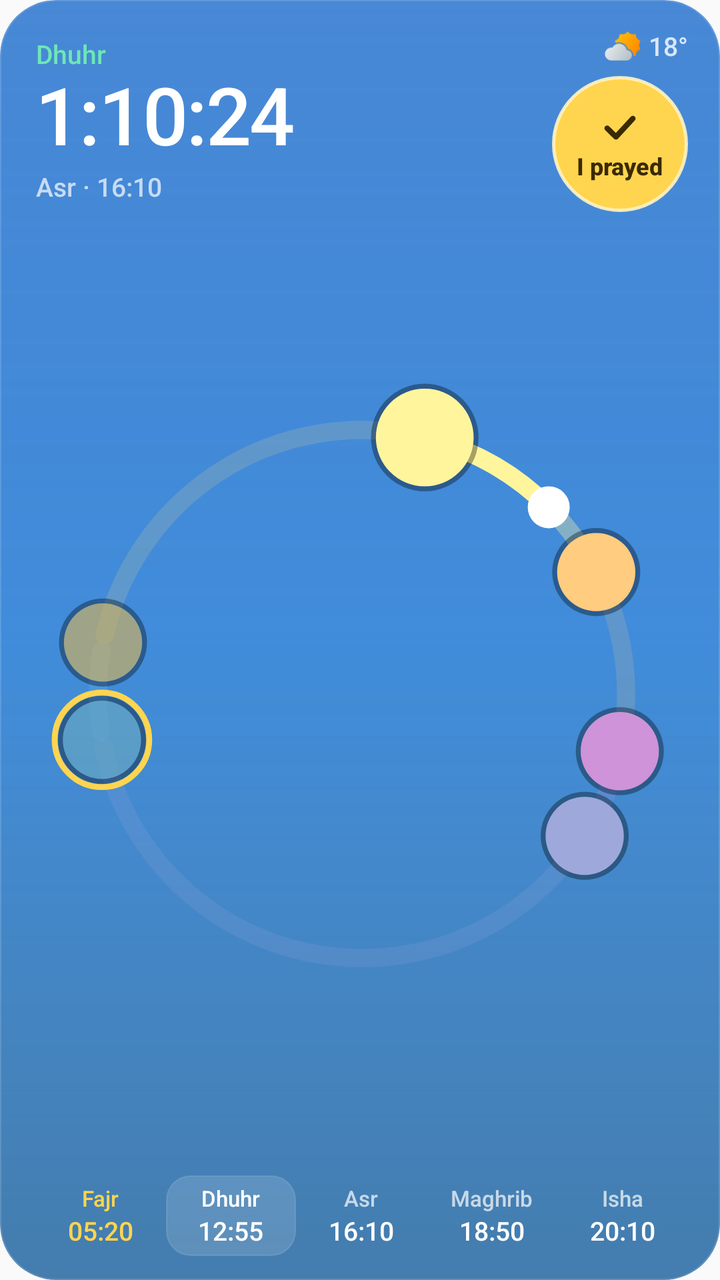
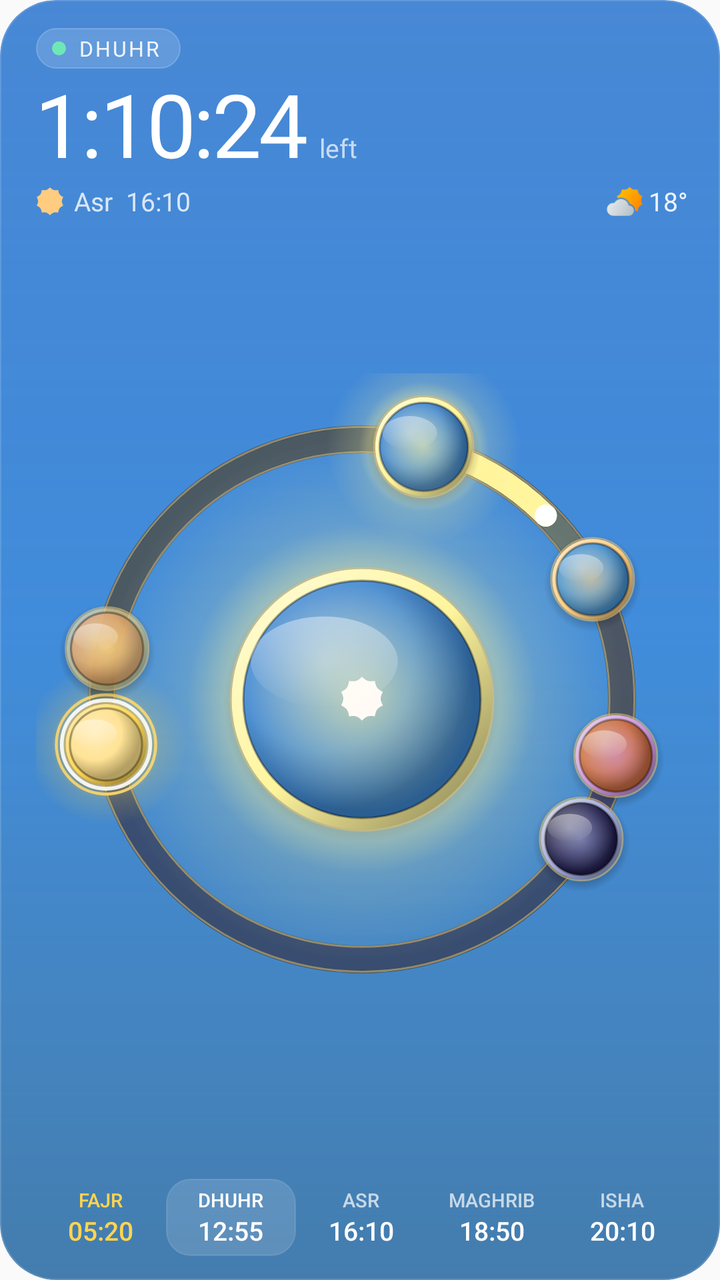

Compare the two renders of this Android layout. The source of the first and the diff that turns it into the second are given below.
<!-- AndroidManifest.xml: application theme Theme.Waktiva -->
<!-- res/layout/widget_my_day_preview.xml -->
<?xml version="1.0" encoding="utf-8"?>
<FrameLayout xmlns:android="http://schemas.android.com/apk/res/android"
    android:id="@android:id/background"
    android:layout_width="match_parent"
    android:layout_height="match_parent"
    android:background="@drawable/widget_preview_bg"
    android:clipToOutline="true">

    <ImageView
        android:layout_width="match_parent"
        android:layout_height="match_parent"
        android:scaleType="fitXY"
        android:src="@drawable/widget_sheen" />

    <LinearLayout
        android:layout_width="match_parent"
        android:layout_height="match_parent"
        android:orientation="vertical"
        android:paddingStart="18dp"
        android:paddingTop="14dp"
        android:paddingEnd="16dp"
        android:paddingBottom="12dp">

        <LinearLayout
            android:layout_width="match_parent"
            android:layout_height="wrap_content"
            android:gravity="center_vertical"
            android:orientation="horizontal">

            <include
                layout="@layout/widget_moment_preview"
                android:layout_width="0dp"
                android:layout_height="wrap_content"
                android:layout_weight="1" />

            <LinearLayout
                android:layout_width="wrap_content"
                android:layout_height="wrap_content"
                android:layout_marginStart="10dp"
                android:gravity="end"
                android:orientation="vertical">

                <LinearLayout
                    android:layout_width="wrap_content"
                    android:layout_height="wrap_content"
                    android:gravity="center_vertical"
                    android:orientation="horizontal">

                    <ImageView
                        android:layout_width="18dp"
                        android:layout_height="18dp"
                        android:layout_marginEnd="4dp"
                        android:src="@drawable/partly_cloudy_day" />

                    <TextView
                        android:layout_width="wrap_content"
                        android:layout_height="wrap_content"
                        android:fontFamily="sans-serif-medium"
                        android:text="18°"
                        android:textColor="#CCFFFFFF"
                        android:textSize="13sp" />
                </LinearLayout>

                <LinearLayout
                    android:layout_width="68dp"
                    android:layout_height="68dp"
                    android:layout_marginTop="6dp"
                    android:background="@drawable/widget_mark_button"
                    android:gravity="center"
                    android:orientation="vertical">

                    <ImageView
                        android:layout_width="22dp"
                        android:layout_height="22dp"
                        android:src="@drawable/ic_widget_check"
                        android:tint="#FF3B2A00" />

                    <TextView
                        android:layout_width="wrap_content"
                        android:layout_height="wrap_content"
                        android:fontFamily="sans-serif-medium"
                        android:maxLines="1"
                        android:text="@string/prayer_log_mark"
                        android:textColor="#FF3B2A00"
                        android:textSize="12sp"
                        android:textStyle="bold" />
                </LinearLayout>
            </LinearLayout>
        </LinearLayout>

        <ImageView
            android:layout_width="match_parent"
            android:layout_height="0dp"
            android:layout_marginTop="8dp"
            android:layout_marginBottom="8dp"
            android:layout_weight="1"
            android:scaleType="fitCenter"
            android:src="@drawable/widget_ring_preview" />

        <LinearLayout
            android:layout_width="match_parent"
            android:layout_height="wrap_content"
            android:orientation="horizontal">

            <LinearLayout
                android:layout_width="0dp"
                android:layout_height="wrap_content"
                android:layout_weight="1"
                android:gravity="center_horizontal"
                android:orientation="vertical"
                android:paddingTop="4dp"
                android:paddingBottom="4dp">

                <TextView
                    android:layout_width="wrap_content"
                    android:layout_height="wrap_content"
                    android:fontFamily="sans-serif-medium"
                    android:maxLines="1"
                    android:text="@string/prayer_fajr"
                    android:textColor="#FFFFD54F"
                    android:textSize="11sp" />

                <TextView
                    android:layout_width="wrap_content"
                    android:layout_height="wrap_content"
                    android:fontFamily="sans-serif-medium"
                    android:text="05:20"
                    android:textColor="#FFFFD54F"
                    android:textSize="13sp" />
            </LinearLayout>
            <LinearLayout
                android:layout_width="0dp"
                android:layout_height="wrap_content"
                android:layout_weight="1"
                android:background="@drawable/widget_cell_highlight"
                android:gravity="center_horizontal"
                android:orientation="vertical"
                android:paddingTop="4dp"
                android:paddingBottom="4dp">

                <TextView
                    android:layout_width="wrap_content"
                    android:layout_height="wrap_content"
                    android:fontFamily="sans-serif-medium"
                    android:maxLines="1"
                    android:text="@string/prayer_dhuhr"
                    android:textColor="#FFFFFFFF"
                    android:textSize="11sp" />

                <TextView
                    android:layout_width="wrap_content"
                    android:layout_height="wrap_content"
                    android:fontFamily="sans-serif-medium"
                    android:text="12:55"
                    android:textColor="#FFFFFFFF"
                    android:textSize="13sp" />
            </LinearLayout>
            <LinearLayout
                android:layout_width="0dp"
                android:layout_height="wrap_content"
                android:layout_weight="1"
                android:gravity="center_horizontal"
                android:orientation="vertical"
                android:paddingTop="4dp"
                android:paddingBottom="4dp">

                <TextView
                    android:layout_width="wrap_content"
                    android:layout_height="wrap_content"
                    android:fontFamily="sans-serif-medium"
                    android:maxLines="1"
                    android:text="@string/prayer_asr"
                    android:textColor="#B3FFFFFF"
                    android:textSize="11sp" />

                <TextView
                    android:layout_width="wrap_content"
                    android:layout_height="wrap_content"
                    android:fontFamily="sans-serif-medium"
                    android:text="16:10"
                    android:textColor="#FFFFFFFF"
                    android:textSize="13sp" />
            </LinearLayout>
            <LinearLayout
                android:layout_width="0dp"
                android:layout_height="wrap_content"
                android:layout_weight="1"
                android:gravity="center_horizontal"
                android:orientation="vertical"
                android:paddingTop="4dp"
                android:paddingBottom="4dp">

                <TextView
                    android:layout_width="wrap_content"
                    android:layout_height="wrap_content"
                    android:fontFamily="sans-serif-medium"
                    android:maxLines="1"
                    android:text="@string/prayer_maghrib"
                    android:textColor="#B3FFFFFF"
                    android:textSize="11sp" />

                <TextView
                    android:layout_width="wrap_content"
                    android:layout_height="wrap_content"
                    android:fontFamily="sans-serif-medium"
                    android:text="18:50"
                    android:textColor="#FFFFFFFF"
                    android:textSize="13sp" />
            </LinearLayout>
            <LinearLayout
                android:layout_width="0dp"
                android:layout_height="wrap_content"
                android:layout_weight="1"
                android:gravity="center_horizontal"
                android:orientation="vertical"
                android:paddingTop="4dp"
                android:paddingBottom="4dp">

                <TextView
                    android:layout_width="wrap_content"
                    android:layout_height="wrap_content"
                    android:fontFamily="sans-serif-medium"
                    android:maxLines="1"
                    android:text="@string/prayer_isha"
                    android:textColor="#B3FFFFFF"
                    android:textSize="11sp" />

                <TextView
                    android:layout_width="wrap_content"
                    android:layout_height="wrap_content"
                    android:fontFamily="sans-serif-medium"
                    android:text="20:10"
                    android:textColor="#FFFFFFFF"
                    android:textSize="13sp" />
            </LinearLayout>
        </LinearLayout>
    </LinearLayout>

</FrameLayout>
<!-- res/layout/widget_moment_preview.xml (included above) -->
<?xml version="1.0" encoding="utf-8"?>
<LinearLayout xmlns:android="http://schemas.android.com/apk/res/android"
    android:layout_width="match_parent"
    android:layout_height="wrap_content"
    android:orientation="vertical">

    <TextView
        android:layout_width="wrap_content"
        android:layout_height="wrap_content"
        android:fontFamily="sans-serif-medium"
        android:maxLines="1"
        android:text="@string/prayer_dhuhr"
        android:textColor="#FF6EE7B7"
        android:textSize="13sp" />

    <TextView
        android:layout_width="wrap_content"
        android:layout_height="wrap_content"
        android:fontFamily="sans-serif-medium"
        android:fontFeatureSettings="tnum"
        android:includeFontPadding="false"
        android:letterSpacing="-0.02"
        android:maxLines="1"
        android:text="1:10:24"
        android:textColor="#FFFFFFFF"
        android:textSize="40sp" />

    <LinearLayout
        android:layout_width="wrap_content"
        android:layout_height="wrap_content"
        android:layout_marginTop="2dp"
        android:orientation="horizontal">

        <TextView
            android:layout_width="wrap_content"
            android:layout_height="wrap_content"
            android:fontFamily="sans-serif-medium"
            android:maxLines="1"
            android:text="@string/prayer_asr"
            android:textColor="#B3FFFFFF"
            android:textSize="13sp" />

        <TextView
            android:layout_width="wrap_content"
            android:layout_height="wrap_content"
            android:fontFamily="sans-serif-medium"
            android:maxLines="1"
            android:text=" · 16:10"
            android:textColor="#B3FFFFFF"
            android:textSize="13sp" />
    </LinearLayout>
</LinearLayout>
<!-- resources referenced by this layout -->
<resources>
  <!-- drawable ic_widget_check (drawable) -->
  <?xml version="1.0" encoding="utf-8"?>
  <vector xmlns:android="http://schemas.android.com/apk/res/android"
      android:width="24dp"
      android:height="24dp"
      android:viewportWidth="24"
      android:viewportHeight="24">
      <path
          android:pathData="M5,12.5L9.8,17.2L19,7.2"
          android:strokeWidth="3"
          android:strokeColor="#FFFFFFFF"
          android:strokeLineCap="round"
          android:strokeLineJoin="round" />
  </vector>
  <!-- drawable widget_cell_highlight (drawable) -->
  <?xml version="1.0" encoding="utf-8"?>
  <shape xmlns:android="http://schemas.android.com/apk/res/android"
      android:shape="rectangle">
      <solid android:color="#24FFFFFF" />
      <stroke android:width="0.5dp" android:color="#1FFFFFFF" />
      <corners android:radius="12dp" />
  </shape>
  <!-- drawable widget_mark_button (drawable) -->
  <?xml version="1.0" encoding="utf-8"?>
  <shape xmlns:android="http://schemas.android.com/apk/res/android"
      android:shape="oval">
      <solid android:color="#FFFFD54F" />
      <stroke android:width="1.5dp" android:color="#E6FFF3C4" />
  </shape>
  <!-- drawable widget_preview_bg (drawable) -->
  <?xml version="1.0" encoding="utf-8"?>
  <shape xmlns:android="http://schemas.android.com/apk/res/android"
      android:shape="rectangle">
      <gradient
          android:angle="270"
          android:startColor="#FF2773CE"
          android:endColor="#FF5AA6E8"
          android:type="linear" />
      <corners android:radius="@dimen/widget_corner_radius" />
  </shape>
  <!-- drawable widget_ring_preview: vector/xml drawable (drawable, 3232 chars, omitted) -->
  <string name="prayer_asr">Asr</string>
  <string name="prayer_dhuhr">Dhuhr</string>
  <string name="prayer_fajr">Fajr</string>
  <string name="prayer_isha">Isha</string>
  <string name="prayer_log_mark">I prayed</string>
  <string name="prayer_maghrib">Maghrib</string>
  <style name="Theme.Waktiva" parent="Theme.AppCompat.DayNight.NoActionBar" />
  <dimen name="widget_corner_radius">22dp</dimen>
  <!-- unchanged entries left out for length: 2 -->
</resources>

<!-- the commit's change to res/layout/widget_my_day_preview.xml (unified diff, before → after) -->
@@ -21,85 +21,35 @@
         android:paddingEnd="16dp"
         android:paddingBottom="12dp">
 
+        <include
+            layout="@layout/widget_moment_preview"
+            android:layout_width="match_parent"
+            android:layout_height="wrap_content" />
+
+        <FrameLayout
+            android:layout_width="match_parent"
+            android:layout_height="0dp"
+            android:layout_marginTop="6dp"
+            android:layout_marginBottom="6dp"
+            android:layout_weight="1">
+
+            <ImageView
+                android:layout_width="match_parent"
+                android:layout_height="match_parent"
+                android:scaleType="fitCenter"
+                android:src="@drawable/widget_ring_preview" />
+
+            <ImageView
+                android:layout_width="22dp"
+                android:layout_height="22dp"
+                android:layout_gravity="center"
+                android:src="@drawable/clear_day"
+                android:tint="#F5FFFFFF" />
+        </FrameLayout>
+
         <LinearLayout
             android:layout_width="match_parent"
             android:layout_height="wrap_content"
-            android:gravity="center_vertical"
-            android:orientation="horizontal">
-
-            <include
-                layout="@layout/widget_moment_preview"
-                android:layout_width="0dp"
-                android:layout_height="wrap_content"
-                android:layout_weight="1" />
-
-            <LinearLayout
-                android:layout_width="wrap_content"
-                android:layout_height="wrap_content"
-                android:layout_marginStart="10dp"
-                android:gravity="end"
-                android:orientation="vertical">
-
-                <LinearLayout
-                    android:layout_width="wrap_content"
-                    android:layout_height="wrap_content"
-                    android:gravity="center_vertical"
-                    android:orientation="horizontal">
-
-                    <ImageView
-                        android:layout_width="18dp"
-                        android:layout_height="18dp"
-                        android:layout_marginEnd="4dp"
-                        android:src="@drawable/partly_cloudy_day" />
-
-                    <TextView
-                        android:layout_width="wrap_content"
-                        android:layout_height="wrap_content"
-                        android:fontFamily="sans-serif-medium"
-                        android:text="18°"
-                        android:textColor="#CCFFFFFF"
-                        android:textSize="13sp" />
-                </LinearLayout>
-
-                <LinearLayout
-                    android:layout_width="68dp"
-                    android:layout_height="68dp"
-                    android:layout_marginTop="6dp"
-                    android:background="@drawable/widget_mark_button"
-                    android:gravity="center"
-                    android:orientation="vertical">
-
-                    <ImageView
-                        android:layout_width="22dp"
-                        android:layout_height="22dp"
-                        android:src="@drawable/ic_widget_check"
-                        android:tint="#FF3B2A00" />
-
-                    <TextView
-                        android:layout_width="wrap_content"
-                        android:layout_height="wrap_content"
-                        android:fontFamily="sans-serif-medium"
-                        android:maxLines="1"
-                        android:text="@string/prayer_log_mark"
-                        android:textColor="#FF3B2A00"
-                        android:textSize="12sp"
-                        android:textStyle="bold" />
-                </LinearLayout>
-            </LinearLayout>
-        </LinearLayout>
-
-        <ImageView
-            android:layout_width="match_parent"
-            android:layout_height="0dp"
-            android:layout_marginTop="8dp"
-            android:layout_marginBottom="8dp"
-            android:layout_weight="1"
-            android:scaleType="fitCenter"
-            android:src="@drawable/widget_ring_preview" />
-
-        <LinearLayout
-            android:layout_width="match_parent"
-            android:layout_height="wrap_content"
             android:orientation="horizontal">
 
             <LinearLayout
@@ -118,7 +68,8 @@
                     android:maxLines="1"
                     android:text="@string/prayer_fajr"
                     android:textColor="#FFFFD54F"
-                    android:textSize="11sp" />
+                    android:textSize="9.5sp"
+                    android:textAllCaps="true" />
 
                 <TextView
                     android:layout_width="wrap_content"
@@ -145,7 +96,8 @@
                     android:maxLines="1"
                     android:text="@string/prayer_dhuhr"
                     android:textColor="#FFFFFFFF"
-                    android:textSize="11sp" />
+                    android:textSize="9.5sp"
+                    android:textAllCaps="true" />
 
                 <TextView
                     android:layout_width="wrap_content"
@@ -171,7 +123,8 @@
                     android:maxLines="1"
                     android:text="@string/prayer_asr"
                     android:textColor="#B3FFFFFF"
-                    android:textSize="11sp" />
+                    android:textSize="9.5sp"
+                    android:textAllCaps="true" />
 
                 <TextView
                     android:layout_width="wrap_content"
@@ -197,7 +150,8 @@
                     android:maxLines="1"
                     android:text="@string/prayer_maghrib"
                     android:textColor="#B3FFFFFF"
-                    android:textSize="11sp" />
+                    android:textSize="9.5sp"
+                    android:textAllCaps="true" />
 
                 <TextView
                     android:layout_width="wrap_content"
@@ -223,7 +177,8 @@
                     android:maxLines="1"
                     android:text="@string/prayer_isha"
                     android:textColor="#B3FFFFFF"
-                    android:textSize="11sp" />
+                    android:textSize="9.5sp"
+                    android:textAllCaps="true" />
 
                 <TextView
                     android:layout_width="wrap_content"
@@ -244,49 +199,110 @@
     android:layout_height="wrap_content"
     android:orientation="vertical">
 
-    <TextView
-        android:layout_width="wrap_content"
-        android:layout_height="wrap_content"
-        android:fontFamily="sans-serif-medium"
-        android:maxLines="1"
-        android:text="@string/prayer_dhuhr"
-        android:textColor="#FF6EE7B7"
-        android:textSize="13sp" />
-
-    <TextView
-        android:layout_width="wrap_content"
-        android:layout_height="wrap_content"
-        android:fontFamily="sans-serif-medium"
-        android:fontFeatureSettings="tnum"
-        android:includeFontPadding="false"
-        android:letterSpacing="-0.02"
-        android:maxLines="1"
-        android:text="1:10:24"
-        android:textColor="#FFFFFFFF"
-        android:textSize="40sp" />
-
     <LinearLayout
         android:layout_width="wrap_content"
         android:layout_height="wrap_content"
-        android:layout_marginTop="2dp"
+        android:background="@drawable/widget_chip"
+        android:gravity="center_vertical"
+        android:orientation="horizontal"
+        android:paddingStart="8dp"
+        android:paddingTop="3dp"
+        android:paddingEnd="10dp"
+        android:paddingBottom="3dp">
+
+        <ImageView
+            android:layout_width="7dp"
+            android:layout_height="7dp"
+            android:layout_marginEnd="6dp"
+            android:src="@drawable/widget_dot"
+            android:tint="#FF6EE7B7" />
+
+        <TextView
+            android:layout_width="wrap_content"
+            android:layout_height="wrap_content"
+            android:fontFamily="@font/inter_medium"
+            android:letterSpacing="0.1"
+            android:maxLines="1"
+            android:text="@string/prayer_dhuhr"
+            android:textAllCaps="true"
+            android:textColor="#E6FFFFFF"
+            android:textSize="10.5sp" />
+    </LinearLayout>
+
+    <LinearLayout
+        android:layout_width="wrap_content"
+        android:layout_height="wrap_content"
+        android:layout_marginTop="4dp"
         android:orientation="horizontal">
 
         <TextView
             android:layout_width="wrap_content"
             android:layout_height="wrap_content"
-            android:fontFamily="sans-serif-medium"
-            android:maxLines="1"
-            android:text="@string/prayer_asr"
-            android:textColor="#B3FFFFFF"
-            android:textSize="13sp" />
-
-        <TextView
-            android:layout_width="wrap_content"
-            android:layout_height="wrap_content"
-            android:fontFamily="sans-serif-medium"
-            android:maxLines="1"
-            android:text=" · 16:10"
+            android:fontFamily="@font/inter_light"
+            android:includeFontPadding="false"
+            android:letterSpacing="-0.03"
+            android:maxLines="1"
+            android:text="1:10:24"
+            android:textColor="#FFFFFFFF"
+            android:textSize="44sp" />
+
+        <TextView
+            android:layout_width="wrap_content"
+            android:layout_height="wrap_content"
+            android:layout_marginStart="6dp"
+            android:fontFamily="@font/inter_regular"
+            android:maxLines="1"
+            android:text="@string/widget_left"
             android:textColor="#B3FFFFFF"
             android:textSize="13sp" />
     </LinearLayout>
+
+    <LinearLayout
+        android:layout_width="match_parent"
+        android:layout_height="wrap_content"
+        android:layout_marginTop="2dp"
+        android:gravity="center_vertical"
+        android:orientation="horizontal">
+
+        <ImageView
+            android:layout_width="14dp"
+            android:layout_height="14dp"
+            android:layout_marginEnd="5dp"
+            android:src="@drawable/clear_day"
+            android:tint="#FFFFCC80" />
+
+        <TextView
+            android:layout_width="wrap_content"
+            android:layout_height="wrap_content"
+            android:fontFamily="@font/inter_medium"
+            android:maxLines="1"
+            android:text="@string/prayer_asr"
+            android:textColor="#CCFFFFFF"
+            android:textSize="13sp" />
+
+        <TextView
+            android:layout_width="0dp"
+            android:layout_height="wrap_content"
+            android:layout_weight="1"
+            android:fontFamily="@font/inter_medium"
+            android:maxLines="1"
+            android:text="  16:10"
+            android:textColor="#CCFFFFFF"
+            android:textSize="13sp" />
+
+        <ImageView
+            android:layout_width="18dp"
+            android:layout_height="18dp"
+            android:layout_marginStart="8dp"
+            android:layout_marginEnd="3dp"
+            android:src="@drawable/partly_cloudy_day" />
+
+        <TextView
+            android:layout_width="wrap_content"
+            android:layout_height="wrap_content"
+            android:fontFamily="@font/inter_medium"
+            android:text="18°"
+            android:textColor="#E6FFFFFF"
+            android:textSize="13sp" />
+    </LinearLayout>
 </LinearLayout>
<!-- resource entries referenced after the edit -->
@@ -1,18 +1,24 @@
 <!-- resources referenced by this layout -->
 <resources>
-  <!-- drawable ic_widget_check (drawable) -->
-  <?xml version="1.0" encoding="utf-8"?>
-  <vector xmlns:android="http://schemas.android.com/apk/res/android"
-      android:width="24dp"
-      android:height="24dp"
-      android:viewportWidth="24"
-      android:viewportHeight="24">
-      <path
-          android:pathData="M5,12.5L9.8,17.2L19,7.2"
-          android:strokeWidth="3"
-          android:strokeColor="#FFFFFFFF"
-          android:strokeLineCap="round"
-          android:strokeLineJoin="round" />
+  <!-- drawable clear_day (drawable) -->
+  <vector xmlns:aapt="http://schemas.android.com/aapt" xmlns:android="http://schemas.android.com/apk/res/android" android:autoMirrored="true" android:height="257dp" android:viewportHeight="257" android:viewportWidth="257" android:width="257dp">
+        
+      <path android:pathData="M161.93,24.56C146.55,19.54 128.41,0.2 128.41,0.2C128.41,0.2 110.27,19.54 94.89,24.56C79.39,29.61 53.15,24.56 53.15,24.56C53.15,24.56 49.84,51.07 40.25,64.26C30.7,77.38 6.63,88.68 6.63,88.68C6.63,88.68 19.47,111.97 19.47,128.2C19.47,144.43 6.63,167.72 6.63,167.72C6.63,167.72 30.7,179.02 40.25,192.15C49.84,205.33 53.15,231.84 53.15,231.84C53.15,231.84 79.39,226.79 94.89,231.84C110.27,236.86 128.41,256.2 128.41,256.2C128.41,256.2 146.55,236.86 161.93,231.84C177.43,226.79 203.68,231.84 203.68,231.84C203.68,231.84 206.99,205.33 216.58,192.15C226.12,179.02 250.19,167.72 250.19,167.72C250.19,167.72 237.35,144.43 237.35,128.2C237.35,111.97 250.19,88.68 250.19,88.68C250.19,88.68 226.12,77.38 216.58,64.26C206.99,51.07 203.68,24.56 203.68,24.56C203.68,24.56 177.43,29.61 161.93,24.56Z">
+              
+          <aapt:attr name="android:fillColor">
+                    
+              <gradient android:endX="256.4" android:endY="256.2" android:startX="0.4" android:startY="0.2" android:type="linear">
+                          
+                  <item android:color="#FFFFC400" android:offset="0"/>
+                          
+                  <item android:color="#FFFF6F00" android:offset="1"/>
+                        
+              </gradient>
+                  
+          </aapt:attr>
+            
+      </path>
+      
   </vector>
   <!-- drawable widget_cell_highlight (drawable) -->
   <?xml version="1.0" encoding="utf-8"?>
@@ -22,12 +28,20 @@
       <stroke android:width="0.5dp" android:color="#1FFFFFFF" />
       <corners android:radius="12dp" />
   </shape>
-  <!-- drawable widget_mark_button (drawable) -->
+  <!-- drawable widget_chip (drawable) -->
+  <?xml version="1.0" encoding="utf-8"?>
+  <shape xmlns:android="http://schemas.android.com/apk/res/android"
+      android:shape="rectangle">
+      <solid android:color="#26FFFFFF" />
+      <stroke android:width="0.5dp" android:color="#33FFFFFF" />
+      <corners android:radius="999dp" />
+  </shape>
+  <!-- drawable widget_dot (drawable) -->
   <?xml version="1.0" encoding="utf-8"?>
   <shape xmlns:android="http://schemas.android.com/apk/res/android"
       android:shape="oval">
-      <solid android:color="#FFFFD54F" />
-      <stroke android:width="1.5dp" android:color="#E6FFF3C4" />
+      <solid android:color="#FFFFFFFF" />
+      <size android:width="9dp" android:height="9dp" />
   </shape>
   <!-- drawable widget_preview_bg (drawable) -->
   <?xml version="1.0" encoding="utf-8"?>
@@ -40,13 +54,13 @@
           android:type="linear" />
       <corners android:radius="@dimen/widget_corner_radius" />
   </shape>
-  <!-- drawable widget_ring_preview: vector/xml drawable (drawable, 3232 chars, omitted) -->
+  <!-- drawable widget_ring_preview: vector/xml drawable (drawable, 23289 chars, omitted) -->
   <string name="prayer_asr">Asr</string>
   <string name="prayer_dhuhr">Dhuhr</string>
   <string name="prayer_fajr">Fajr</string>
   <string name="prayer_isha">Isha</string>
-  <string name="prayer_log_mark">I prayed</string>
   <string name="prayer_maghrib">Maghrib</string>
+  <string name="widget_left">left</string>
   <style name="Theme.Waktiva" parent="Theme.AppCompat.DayNight.NoActionBar" />
   <dimen name="widget_corner_radius">22dp</dimen>
   <!-- unchanged entries left out for length: 2 -->
